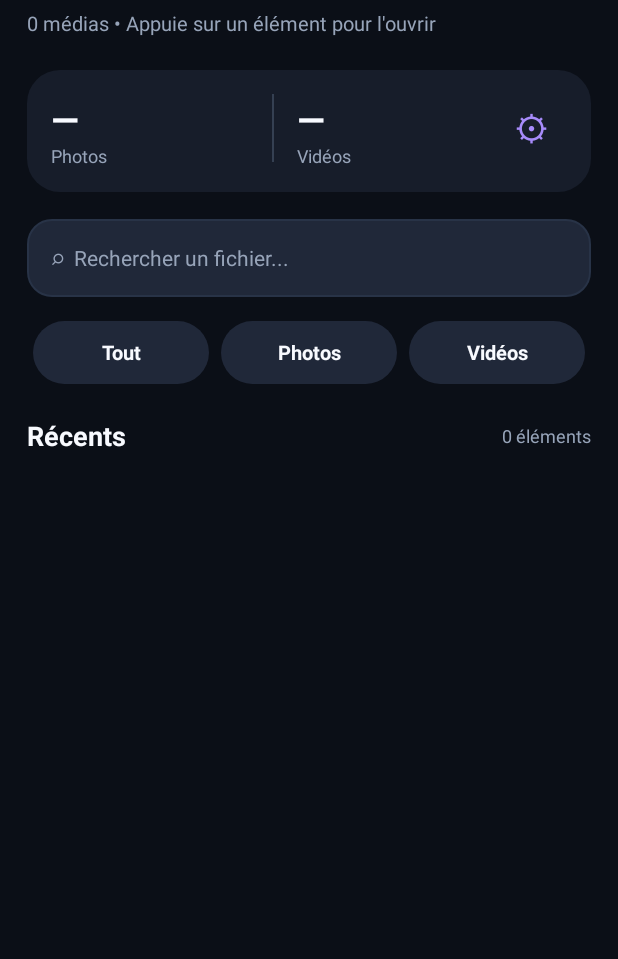
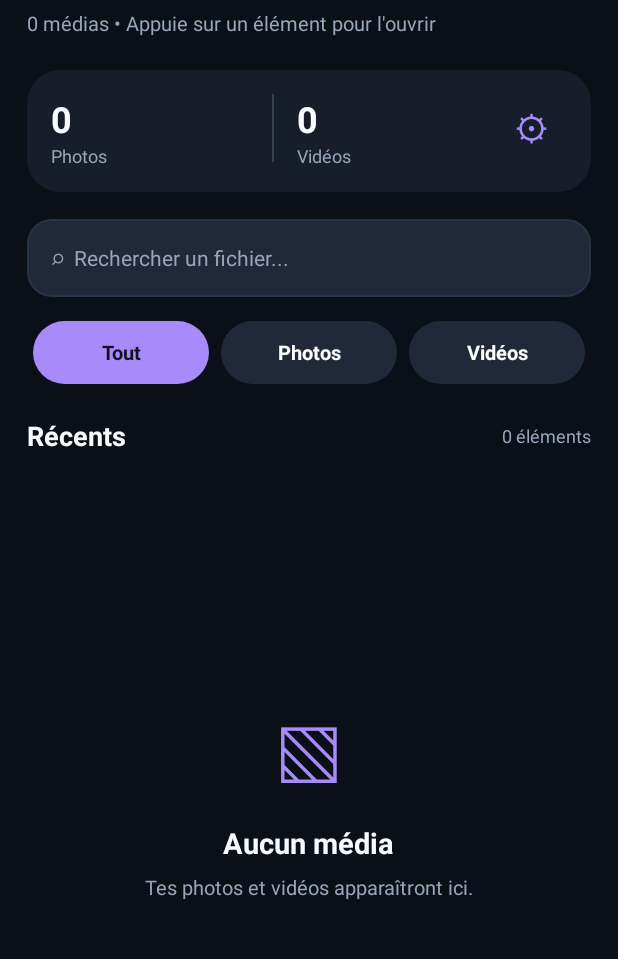
Before and after one commit to Jfdedit3/Bytro-launcher-, an Android app: the screen it shows after launch (MainActivity), on a phone screen of 412 x 824 dp, the part 121-1080 px from its top. Run offline under Robolectric (Android 15) with nearby library versions, the phone set to English and light mode, and no system bars.

Commit message:
Wire gallery counts, filename search, loading and filter chips

```diff
--- a/app/src/main/java/com/jfdedit3/bytrolauncher/MainActivity.kt
+++ b/app/src/main/java/com/jfdedit3/bytrolauncher/MainActivity.kt
@@ -6,6 +6,9 @@ import android.content.pm.PackageManager
 import android.os.Build
 import android.os.Bundle
 import android.widget.Toast
+import android.text.Editable
+import android.text.TextWatcher
+import android.view.View
 import androidx.activity.result.contract.ActivityResultContracts
 import androidx.core.content.ContextCompat
 import com.jfdedit3.bytrolauncher.databinding.ActivityMainBinding
@@ -17,6 +20,7 @@ class MainActivity : ImmersiveActivity() {
     private val executor = Executors.newSingleThreadExecutor()
     private var allItems: List<GalleryMedia> = emptyList()
     private var filter = 0
+    private var search = ""
 
     private val requestPermissions =
         registerForActivityResult(ActivityResultContracts.RequestMultiplePermissions()) {
@@ -41,6 +45,15 @@ class MainActivity : ImmersiveActivity() {
         binding.allButton.setOnClickListener { setFilter(0) }
         binding.photosButton.setOnClickListener { setFilter(1) }
         binding.videosButton.setOnClickListener { setFilter(2) }
+        binding.searchInput.addTextChangedListener(object : TextWatcher {
+            override fun beforeTextChanged(s: CharSequence?, start: Int, count: Int, after: Int) {}
+            override fun onTextChanged(s: CharSequence?, start: Int, before: Int, count: Int) {
+                search = s?.toString()?.trim()?.lowercase().orEmpty()
+                setFilter(filter)
+            }
+            override fun afterTextChanged(s: Editable?) {}
+        })
+        updateSelectedFilter()
         askAccess()
     }
 
@@ -77,12 +90,17 @@ class MainActivity : ImmersiveActivity() {
             return
         }
         binding.galleryStatus.text = "Chargement des médias..."
+        binding.loadingIndicator.visibility = View.VISIBLE
+        binding.emptyState.visibility = View.GONE
         executor.execute {
             val result = runCatching { GalleryRepository.query(this) }
             runOnUiThread {
                 if (isFinishing || isDestroyed) return@runOnUiThread
+                binding.loadingIndicator.visibility = View.GONE
                 result.onSuccess {
                     allItems = it
+                    binding.photoCount.text = it.count { media -> !media.isVideo }.toString()
+                    binding.videoCount.text = it.count { media -> media.isVideo }.toString()
                     setFilter(filter)
                 }.onFailure {
                     binding.galleryStatus.text = "Impossible de lire les médias : " + it.javaClass.simpleName
@@ -94,12 +112,21 @@ class MainActivity : ImmersiveActivity() {
 
     private fun setFilter(value: Int) {
         filter = value
-        val visible = when (filter) {
+        val categoryItems = when (filter) {
             1 -> allItems.filter { !it.isVideo }
             2 -> allItems.filter { it.isVideo }
             else -> allItems
         }
+        val visible = if (search.isEmpty()) categoryItems else categoryItems.filter {
+            it.name.lowercase().contains(search)
+        }
         adapter.update(visible)
+        binding.resultCount.text = visible.size.toString() + " éléments"
+        binding.emptyState.visibility = if (visible.isEmpty()) View.VISIBLE else View.GONE
+        binding.emptyTitle.text = if (search.isNotEmpty()) "Aucun résultat" else "Aucun média"
+        binding.emptySubtitle.text = if (search.isNotEmpty()) "Essaie une autre recherche."
+            else "Tes photos et vidéos apparaîtront ici."
+        updateSelectedFilter()
         val label = when (filter) {
             1 -> "photos"
             2 -> "vidéos"
@@ -107,6 +134,15 @@ class MainActivity : ImmersiveActivity() {
         }
         binding.galleryStatus.text = visible.size.toString() + " " + label +
             " • Appuie sur un élément pour l'ouvrir"
+    }
+
+    private fun updateSelectedFilter() {
+        val chips = arrayOf(binding.allButton, binding.photosButton, binding.videosButton)
+        chips.forEachIndexed { index, chip ->
+            chip.isSelected = index == filter
+            chip.setTextColor(if (index == filter) android.graphics.Color.rgb(16, 17, 29)
+                else android.graphics.Color.WHITE)
+        }
     }
 
     override fun onResume() {
```
